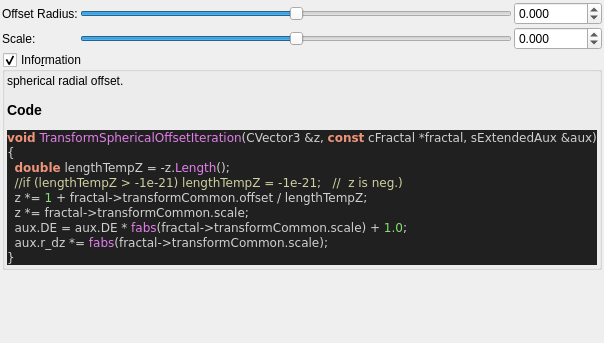
Above: mandelbulber2/qt_data/fractal_transf_spherical_offset.ui from buddhi1980/mandelbulber2 before the change; both pictures show x 0 to 604 and y 0 to 343 of the 604 by 558 pixel window. Below: the same form after it.
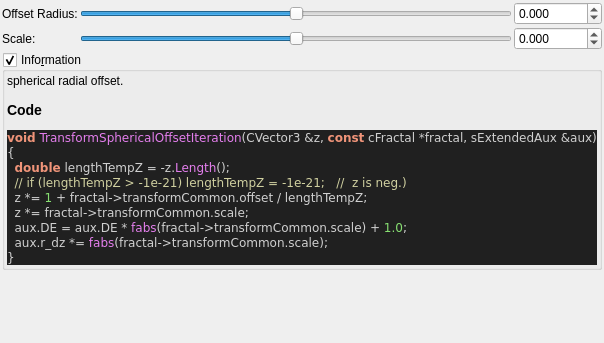
That is the form after the change. Custom widgets are drawn as their Qt base class.

The edit to the form file:
```diff
--- a/mandelbulber2/qt_data/fractal_transf_spherical_offset.ui
+++ b/mandelbulber2/qt_data/fractal_transf_spherical_offset.ui
@@ -193,7 +193,7 @@
 &lt;pre style=&quot;color:#d0d0d0; background-color:#202020;  font-family:'Courier New',monospace;&quot;&gt;&lt;span style=&quot;color:#f09479; font-weight:bold&quot;&gt;void&lt;/span&gt; &lt;span style=&quot;color:#e47eed&quot;&gt;TransformSphericalOffsetIteration&lt;/span&gt;&lt;span style=&quot;color:#d0d0d0&quot;&gt;(&lt;/span&gt;CVector3 &lt;span style=&quot;color:#d0d0d0&quot;&gt;&amp;amp;&lt;/span&gt;z&lt;span style=&quot;color:#d0d0d0&quot;&gt;,&lt;/span&gt; &lt;span style=&quot;color:#f09479; font-weight:bold&quot;&gt;const&lt;/span&gt; cFractal &lt;span style=&quot;color:#d0d0d0&quot;&gt;*&lt;/span&gt;fractal&lt;span style=&quot;color:#d0d0d0&quot;&gt;,&lt;/span&gt; sExtendedAux &lt;span style=&quot;color:#d0d0d0&quot;&gt;&amp;amp;&lt;/span&gt;aux&lt;span style=&quot;color:#d0d0d0&quot;&gt;)&lt;/span&gt;
 &lt;span style=&quot;color:#d0d0d0&quot;&gt;{&lt;/span&gt;
   &lt;span style=&quot;color:#f09479; font-weight:bold&quot;&gt;double&lt;/span&gt; lengthTempZ &lt;span style=&quot;color:#d0d0d0&quot;&gt;= -&lt;/span&gt;z&lt;span style=&quot;color:#d0d0d0&quot;&gt;.&lt;/span&gt;&lt;span style=&quot;color:#e47eed&quot;&gt;Length&lt;/span&gt;&lt;span style=&quot;color:#d0d0d0&quot;&gt;();&lt;/span&gt;
-  &lt;span style=&quot;color:#d0d0a0&quot;&gt;//if (lengthTempZ &amp;gt; -1e-21) lengthTempZ = -1e-21;   //  z is neg.)&lt;/span&gt;
+  &lt;span style=&quot;color:#d0d0a0&quot;&gt;// if (lengthTempZ &amp;gt; -1e-21) lengthTempZ = -1e-21;   //  z is neg.)&lt;/span&gt;
   z &lt;span style=&quot;color:#d0d0d0&quot;&gt;*=&lt;/span&gt; &lt;span style=&quot;color:#87df71&quot;&gt;1&lt;/span&gt; &lt;span style=&quot;color:#d0d0d0&quot;&gt;+&lt;/span&gt; fractal&lt;span style=&quot;color:#d0d0d0&quot;&gt;-&amp;gt;&lt;/span&gt;transformCommon&lt;span style=&quot;color:#d0d0d0&quot;&gt;.&lt;/span&gt;offset &lt;span style=&quot;color:#d0d0d0&quot;&gt;/&lt;/span&gt; lengthTempZ&lt;span style=&quot;color:#d0d0d0&quot;&gt;;&lt;/span&gt;
   z &lt;span style=&quot;color:#d0d0d0&quot;&gt;*=&lt;/span&gt; fractal&lt;span style=&quot;color:#d0d0d0&quot;&gt;-&amp;gt;&lt;/span&gt;transformCommon&lt;span style=&quot;color:#d0d0d0&quot;&gt;.&lt;/span&gt;scale&lt;span style=&quot;color:#d0d0d0&quot;&gt;;&lt;/span&gt;
   aux&lt;span style=&quot;color:#d0d0d0&quot;&gt;.&lt;/span&gt;DE &lt;span style=&quot;color:#d0d0d0&quot;&gt;=&lt;/span&gt; aux&lt;span style=&quot;color:#d0d0d0&quot;&gt;.&lt;/span&gt;DE &lt;span style=&quot;color:#d0d0d0&quot;&gt;*&lt;/span&gt; &lt;span style=&quot;color:#e47eed&quot;&gt;fabs&lt;/span&gt;&lt;span style=&quot;color:#d0d0d0&quot;&gt;(&lt;/span&gt;fractal&lt;span style=&quot;color:#d0d0d0&quot;&gt;-&amp;gt;&lt;/span&gt;transformCommon&lt;span style=&quot;color:#d0d0d0&quot;&gt;.&lt;/span&gt;scale&lt;span style=&quot;color:#d0d0d0&quot;&gt;) +&lt;/span&gt; &lt;span style=&quot;color:#87df71&quot;&gt;1.0&lt;/span&gt;&lt;span style=&quot;color:#d0d0d0&quot;&gt;;&lt;/span&gt;
```
